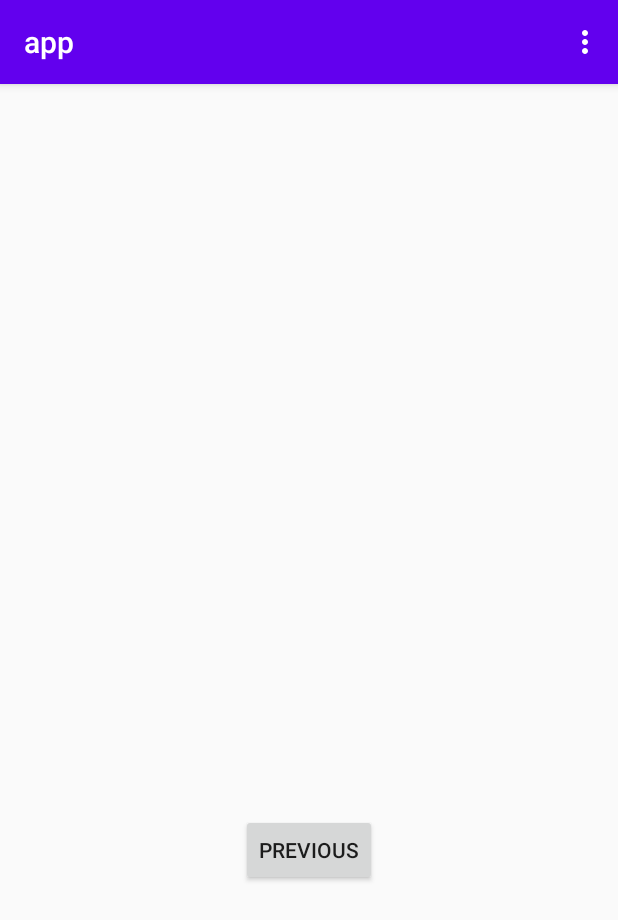
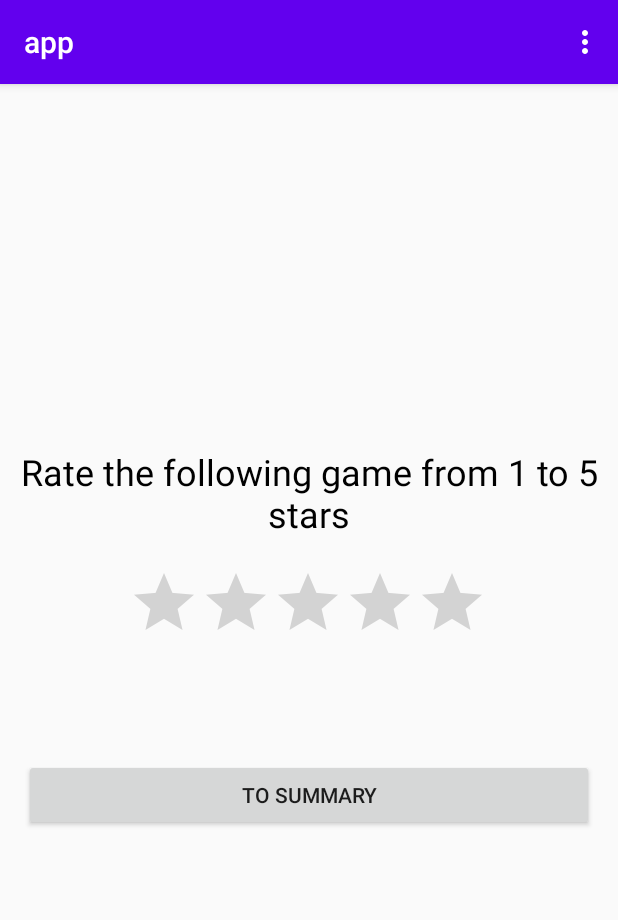
Before and after one commit to Alexander-van-den-herik/Level3Task1, an Android app: the RatingFragment screen opened through its navigation route, on a phone screen of 412 x 824 dp. Shown: the top 920 px of the screen. Run offline under Robolectric (Android 15) with nearby library versions, the phone set to English and light mode, and no system bars.

Commit message:
Done with Rating fragment exept navigation

```diff
--- a/app/src/main/java/nl/herika/app/RatingFragment.kt
+++ b/app/src/main/java/nl/herika/app/RatingFragment.kt
@@ -7,6 +7,7 @@ import android.view.ViewGroup
 import android.widget.Button
 import androidx.fragment.app.Fragment
 import androidx.navigation.fragment.findNavController
+import kotlinx.android.synthetic.main.fragment_rating.*
 
 /**
  * A simple [Fragment] subclass as the second destination in the navigation.
@@ -24,8 +25,12 @@ class RatingFragment : Fragment() {
     override fun onViewCreated(view: View, savedInstanceState: Bundle?) {
         super.onViewCreated(view, savedInstanceState)
 
-        view.findViewById<Button>(R.id.button_second).setOnClickListener {
-            findNavController().navigate(R.id.action_startFragment_to_ratingFragment)
-        }
+    }
+
+    private fun showRandomAssessableGame() {
+        val randomGame = listOf("Red Dead Redemption 2", "Rocket League",
+            "Shadow of the Tombraider", "the legend of zelda breath of the wild", "mario maker 2" ).random()
+
+        tv_game_name.text = randomGame
     }
 }
--- a/app/src/main/res/layout/fragment_rating.xml
+++ b/app/src/main/res/layout/fragment_rating.xml
@@ -7,21 +7,54 @@
     tools:context=".RatingFragment">
 
     <TextView
-        android:id="@+id/textview_second"
+        android:id="@+id/textView3"
         android:layout_width="wrap_content"
         android:layout_height="wrap_content"
-        app:layout_constraintBottom_toTopOf="@id/button_second"
+        android:text="@string/rating_title"
+        android:textAlignment="center"
+        android:textColor="@android:color/black"
+
+        android:textSize="24sp"
+        app:layout_constraintBottom_toBottomOf="parent"
+        app:layout_constraintEnd_toEndOf="parent"
+        app:layout_constraintHorizontal_bias="0.0"
+        app:layout_constraintStart_toStartOf="parent"
+        app:layout_constraintTop_toTopOf="parent"
+        app:layout_constraintVertical_bias="0.342"
+        app:layout_constraintVertical_chainStyle="packed" />
+
+    <TextView
+        android:id="@+id/tv_game_name"
+        android:layout_width="wrap_content"
+        android:layout_height="wrap_content"
+        app:layout_constraintBottom_toTopOf="@+id/rating_bar"
         app:layout_constraintEnd_toEndOf="parent"
         app:layout_constraintStart_toStartOf="parent"
-        app:layout_constraintTop_toTopOf="parent" />
+        app:layout_constraintTop_toBottomOf="@+id/textView3" />
+
+    <RatingBar
+        android:id="@+id/rating_bar"
+        android:layout_width="wrap_content"
+        android:layout_height="wrap_content"
+        android:layout_marginBottom="16dp"
+        app:layout_constraintBottom_toTopOf="@+id/tv_game_name"
+        app:layout_constraintEnd_toEndOf="parent"
+        app:layout_constraintHorizontal_bias="0.497"
+        app:layout_constraintStart_toStartOf="parent"
+        app:layout_constraintTop_toBottomOf="@+id/tv_game_name"
+        app:layout_constraintVertical_bias="0.0" />
 
     <Button
-        android:id="@+id/button_second"
-        android:layout_width="wrap_content"
+        android:id="@+id/summary_btn"
+        android:layout_width="0dp"
         android:layout_height="wrap_content"
-        android:text="@string/previous"
+        android:layout_marginStart="16dp"
+        android:layout_marginEnd="16dp"
+        android:text="@string/summary_btn"
         app:layout_constraintBottom_toBottomOf="parent"
         app:layout_constraintEnd_toEndOf="parent"
+        app:layout_constraintHorizontal_bias="1.0"
         app:layout_constraintStart_toStartOf="parent"
-        app:layout_constraintTop_toBottomOf="@id/textview_second" />
+        app:layout_constraintTop_toBottomOf="@+id/rating_bar"
+        app:layout_constraintVertical_bias="0.208" />
 </androidx.constraintlayout.widget.ConstraintLayout>
--- a/app/src/main/res/values/strings.xml
+++ b/app/src/main/res/values/strings.xml
@@ -12,4 +12,6 @@
     <string name="start_btn">Start</string>
     <string name="instructions">Click START to start rating</string>
     <string name="welcome">Welcome to the Games Rating app</string>
+    <string name="rating_title">Rate the following game from 1 to 5 stars</string>
+    <string name="summary_btn">to summary</string>
 </resources>
```
